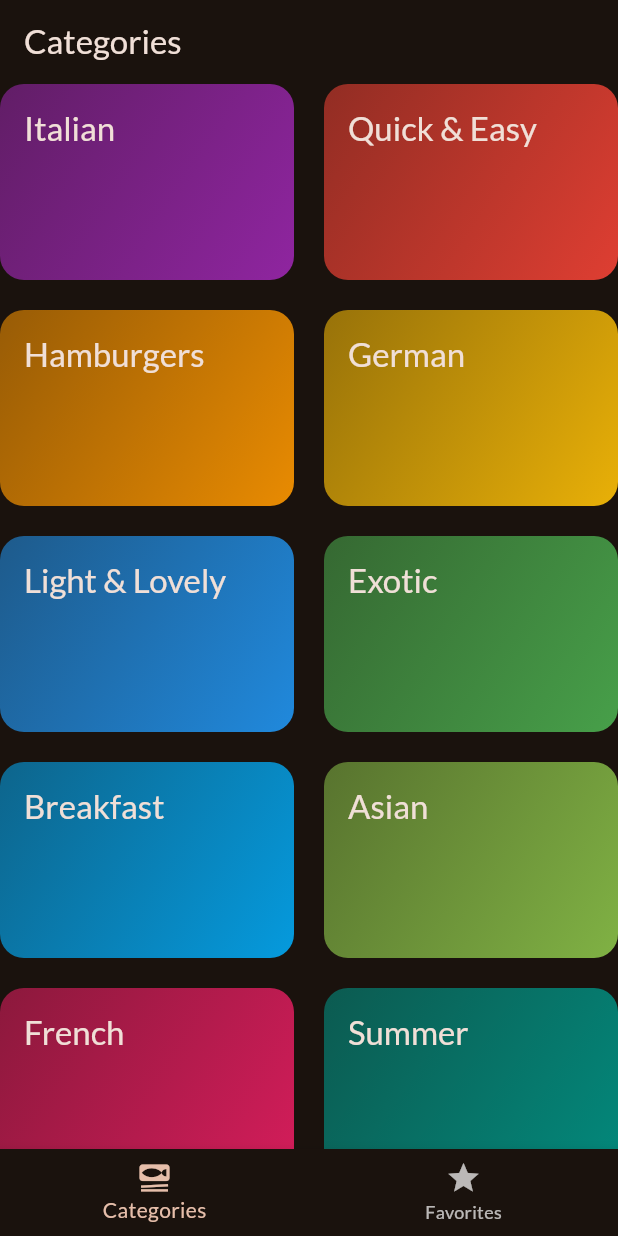
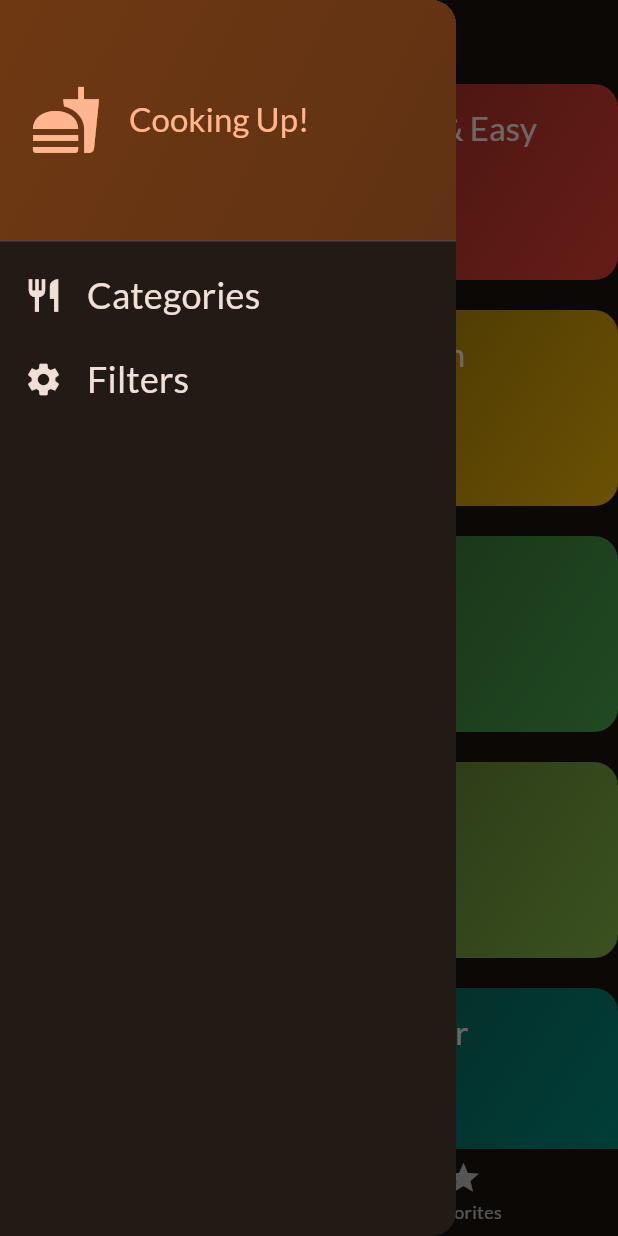
Before and after one commit to Bicball/AppComida, a Flutter app: the screen it shows after launch, with the side drawer open (before the commit the screen has no drawer), on a phone screen of 412 x 824 dp. Run offline on Flutter 3.47's test engine with Material 3 defaults, Android fonts, the phone set to English and light mode, and no system bars; our stand-ins replace google_fonts, transparent_image.

Commit message:
Added Drawer with itens

```diff
--- a/lib/screens/tabs.dart
+++ b/lib/screens/tabs.dart
@@ -2,6 +2,7 @@ import 'package:comida/screens/categories.dart';
 import 'package:comida/screens/meals.dart';
 import 'package:comida/models/meal.dart';
 import 'package:flutter/material.dart';
+import '../widgets/main_drawer.dart';
 
 class TabsScreen extends StatefulWidget {
   const TabsScreen({super.key});
@@ -46,6 +47,14 @@ class _TabsScreenState extends State<TabsScreen> {
     });
   }
 
+  void _setScreen (String identifier){
+    if(identifier == 'filters'){
+
+    }else{
+      Navigator.of(context).pop();
+    }
+  }
+
   @override
   Widget build(BuildContext context) {
     Widget activePage = CategoriesScreen(onToggleFavorite: _toggleMealFavoriteStatus,);
@@ -62,6 +71,7 @@ class _TabsScreenState extends State<TabsScreen> {
       appBar: AppBar(
         title: Text(activePageTitle),
       ),
+      drawer: MainDrawer(onSelectedScreen: _setScreen),
       body: activePage,
       bottomNavigationBar: BottomNavigationBar(
         onTap: _selectPage,
--- /dev/null
+++ b/lib/widgets/main_drawer.dart
@@ -0,0 +1,83 @@
+import 'package:flutter/material.dart';
+
+class MainDrawer extends StatelessWidget {
+  const MainDrawer({super.key, required this.onSelectedScreen});
+
+  final void Function (String identifier) onSelectedScreen;
+
+  @override
+  Widget build(BuildContext context) {
+    return Drawer(
+      child: Column(
+        children: [
+          DrawerHeader(
+            padding: const EdgeInsets.all(20),
+            decoration: BoxDecoration(
+              gradient: LinearGradient(
+                colors: [
+                  Theme.of(context).colorScheme.primaryContainer,
+                  Theme.of(context)
+                      .colorScheme
+                      .primaryContainer
+                      .withOpacity(0.8),
+                ],
+                begin: Alignment.topLeft,
+                end: Alignment.bottomRight,
+              ),
+            ),
+            child: Row(
+              children: [
+                Icon(
+                  Icons.fastfood,
+                  size: 48,
+                  color: Theme.of(context).colorScheme.primary,
+                ),
+                const SizedBox(width: 18),
+                Text(
+                  'Cooking Up!',
+                  style: Theme.of(context).textTheme.titleLarge!.copyWith(
+                        color: Theme.of(context).colorScheme.primary,
+                      ),
+                ),
+              ],
+            ),
+          ),
+          ListTile(
+            leading: Icon(
+              Icons.restaurant,
+              size: 26,
+              color: Theme.of(context).colorScheme.onBackground,
+            ),
+            title: Text(
+              'Categories',
+              style: Theme.of(context).textTheme.titleSmall!.copyWith(
+                    color: Theme.of(context).colorScheme.onBackground,
+                    fontSize: 24,
+                  ),
+            ),
+            onTap: () {
+              onSelectedScreen('categories');
+            },
+          ),
+          ListTile(
+            leading: Icon(
+              Icons.settings,
+              size: 26,
+              color: Theme.of(context).colorScheme.onBackground,
+            ),
+            title: Text(
+              'Filters',
+              style: Theme.of(context).textTheme.titleSmall!.copyWith(
+                    color: Theme.of(context).colorScheme.onBackground,
+                    fontSize: 24,
+                  ),
+            ),
+            onTap: () {
+              onSelectedScreen('filters');
+            },
+          ),
+        ],
+      ),
+    );
+  }
+}
```
Also changed, not shown: 1 other file.
